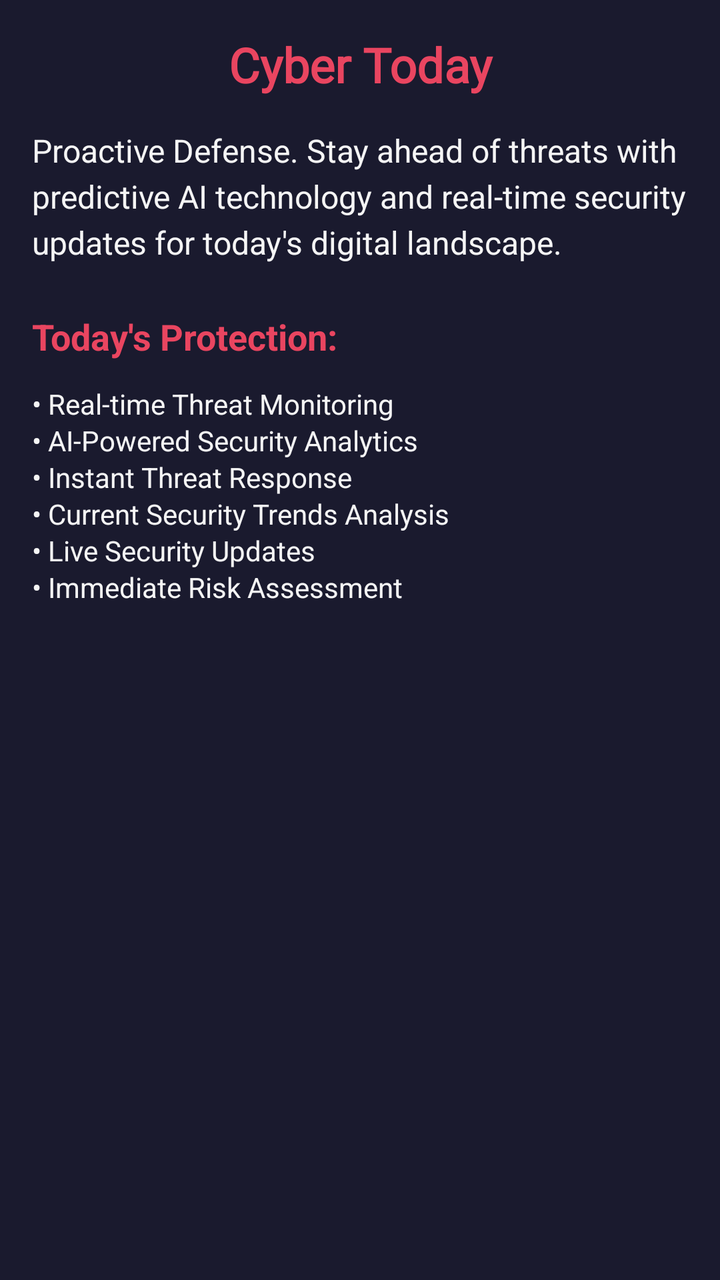
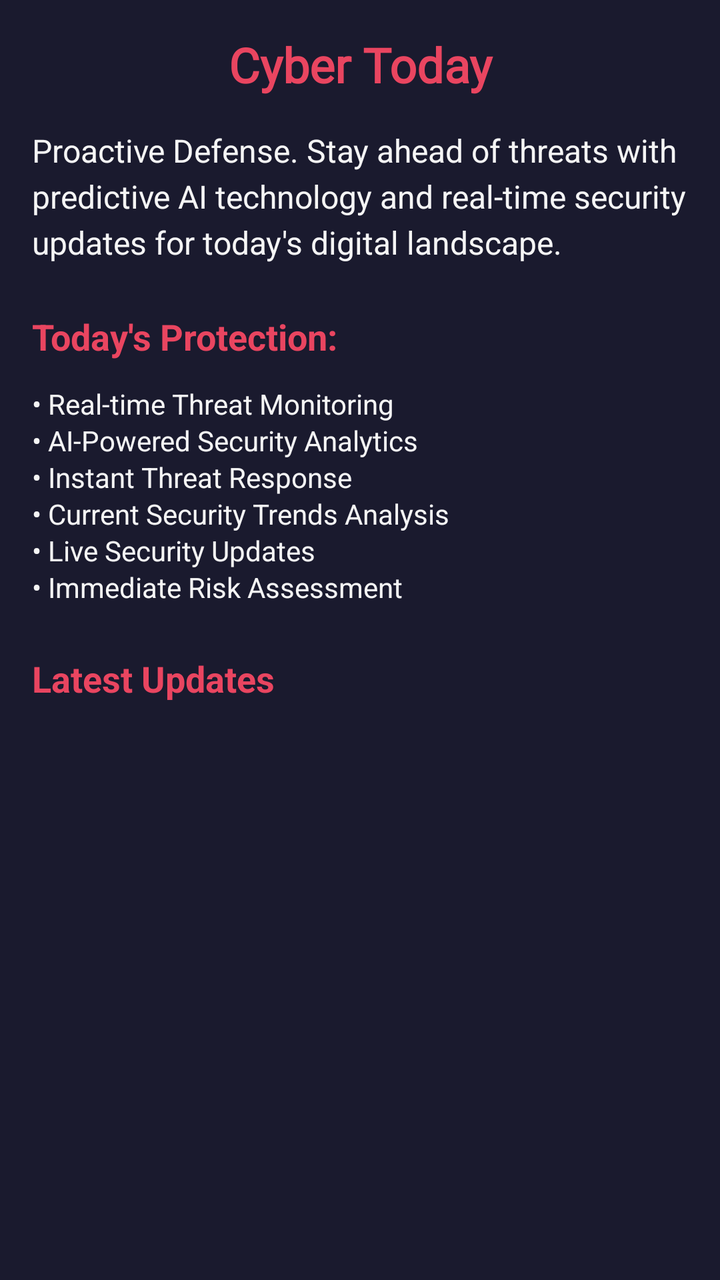

Screens rendered from an Android XML layout before and after an edit, with the pre-edit source and the edit as a unified diff.
<!-- AndroidManifest.xml: application theme Theme.Simurgh -->
<!-- res/layout/fragment_cyber_today.xml -->
<?xml version="1.0" encoding="utf-8"?>
<ScrollView xmlns:android="http://schemas.android.com/apk/res/android"
    android:layout_width="match_parent"
    android:layout_height="match_parent"
    android:background="@color/doctor_cyber_primary"
    android:padding="16dp">

    <LinearLayout
        android:layout_width="match_parent"
        android:layout_height="wrap_content"
        android:orientation="vertical">

        <TextView
            android:id="@+id/title"
            android:layout_width="match_parent"
            android:layout_height="wrap_content"
            android:text="Cyber Today"
            android:textColor="@color/doctor_cyber_highlight"
            android:textSize="24sp"
            android:textStyle="bold"
            android:fontFamily="@font/poppins_bold"
            android:gravity="center"
            android:layout_marginBottom="16dp" />

        <TextView
            android:id="@+id/description"
            android:layout_width="match_parent"
            android:layout_height="wrap_content"
            android:text="Proactive Defense. Stay ahead of threats with predictive AI technology and real-time security updates for today's digital landscape."
            android:textColor="@color/doctor_cyber_light"
            android:textSize="16sp"
            android:lineSpacingExtra="4dp"
            android:layout_marginBottom="24dp" />

        <TextView
            android:layout_width="match_parent"
            android:layout_height="wrap_content"
            android:text="Today's Protection:"
            android:textColor="@color/doctor_cyber_highlight"
            android:textSize="18sp"
            android:textStyle="bold"
            android:layout_marginBottom="12dp" />

        <TextView
            android:layout_width="match_parent"
            android:layout_height="wrap_content"
            android:text="• Real-time Threat Monitoring\n• AI-Powered Security Analytics\n• Instant Threat Response\n• Current Security Trends Analysis\n• Live Security Updates\n• Immediate Risk Assessment"
            android:textColor="@color/doctor_cyber_light"
            android:textSize="14sp"
            android:lineSpacingExtra="2dp" />

    </LinearLayout>

</ScrollView>
<!-- resources referenced by this layout -->
<resources>
  <color name="doctor_cyber_highlight">#E94560</color>
  <color name="doctor_cyber_light">#F5F5F5</color>
  <color name="doctor_cyber_primary">#1A1A2E</color>
  <style name="Theme.Simurgh" parent="Base.Theme.Simurgh" />
  <style name="Base.Theme.Simurgh" parent="Theme.Material3.DayNight.NoActionBar">
          
          
      </style>
</resources>

<!-- the commit's change to res/layout/fragment_cyber_today.xml (unified diff, before → after) -->
@@ -49,6 +49,23 @@
             android:textSize="14sp"
             android:lineSpacingExtra="2dp" />
 
+        
+        <TextView
+            android:layout_width="wrap_content"
+            android:layout_height="wrap_content"
+            android:text="Latest Updates"
+            android:textColor="@color/doctor_cyber_highlight"
+            android:textSize="18sp"
+            android:textStyle="bold"
+            android:layout_marginTop="24dp"
+            android:layout_marginBottom="8dp" />
+
+        <androidx.recyclerview.widget.RecyclerView
+            android:id="@+id/cyberTodayRecyclerView"
+            android:layout_width="match_parent"
+            android:layout_height="wrap_content"
+            android:nestedScrollingEnabled="false" />
+
     </LinearLayout>
 
 </ScrollView>
